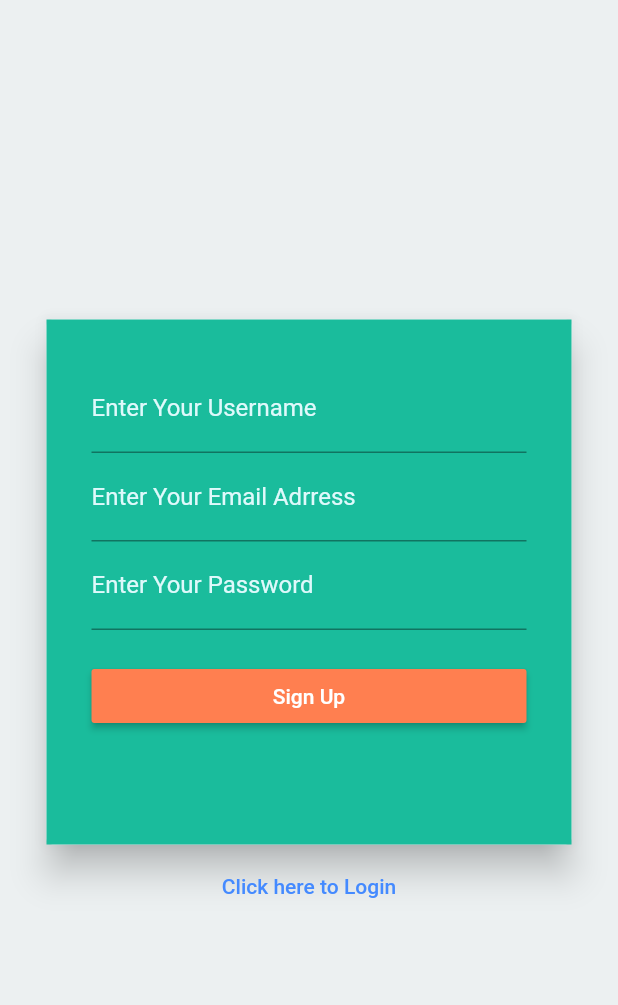
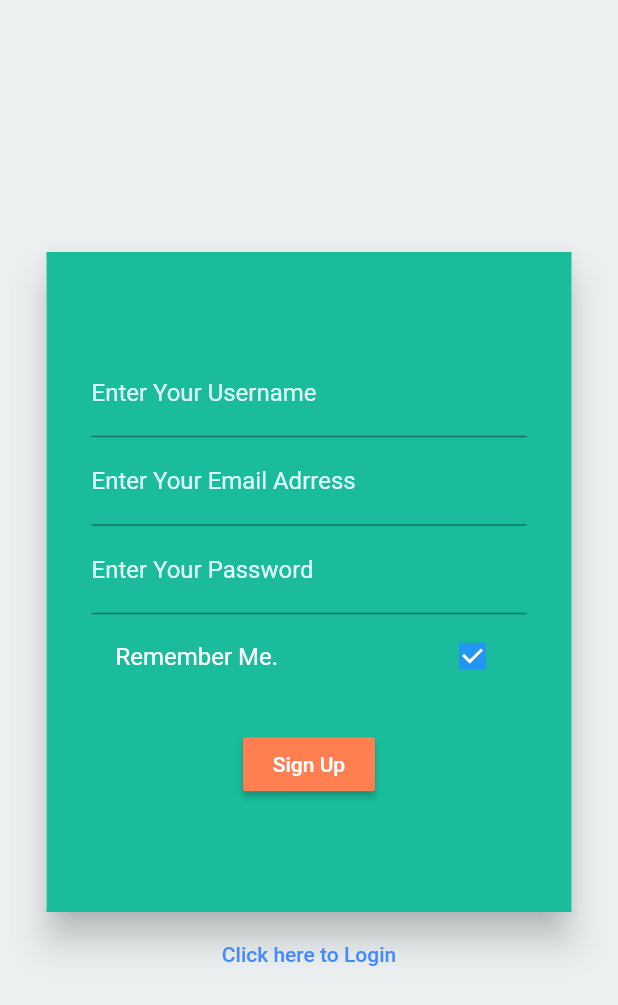
Before and after one commit to gat786/QuizAppNew, a Flutter app: the AskName screen opened directly, on a phone screen of 412 x 824 dp. Shown: the top 1005 px of the screen. Run offline on Flutter 3.47's test engine with Material 2 defaults, Android fonts, the phone set to English and light mode, and no system bars; our stand-ins replace html_unescape, shared_preferences, sqflite; missing offline and left inert: audioplayer; accounts and stored records are empty; network calls fail.

Commit message:
made great again

```diff
--- a/lib/pages/ask_name.dart
+++ b/lib/pages/ask_name.dart
@@ -5,6 +5,7 @@ import '../web_service/authenticate.dart';
 import 'package:quiz/util/shared_preferences.dart';
 
 var isLoading=false;
+bool rememberDetails=true;
 class AskName extends StatefulWidget{
 
   AskName(){
@@ -29,6 +30,7 @@ class AskNameState extends State<AskName>{
       super.initState();
 
     }
+
   @override
     Widget build(BuildContext context) {
 
@@ -36,10 +38,18 @@ class AskNameState extends State<AskName>{
       var labelColor=Color.fromRGBO(223, 249, 251, 1.0);
       // TODO: implement build
 
+      Widget checkBox = new CheckboxListTile(
+        title: new Text("Remember Me.",style: TextStyle(color: Colors.white),),
+        value: rememberDetails,
+        onChanged: ((bool value){
+          this.setState(()=>rememberDetails=value);
+        }),
+      );
+
       var formToFill=new Form(
         key: _formKey,
-            child: new ListView(
-
+            child: new Column(
+              mainAxisAlignment: MainAxisAlignment.center,
               children: <Widget>[
 
                 new TextFormField(
@@ -92,6 +102,8 @@ class AskNameState extends State<AskName>{
                   },
                 ),
 
+                checkBox,
+
                 Builder(
                   builder: (BuildContext context){
                     return new Container(
@@ -105,7 +117,8 @@ class AskNameState extends State<AskName>{
                       this.setState((){  isLoading=true;});
                       registerUser(_username.text, _email.text, _password.text).then((String result){
                         if (result=="true"){
-                          saveUserRegistrationDetails(_username.text, _password.text, _email.text);
+                          if (rememberDetails==true)
+                            saveUserRegistrationDetails(_username.text, _password.text, _email.text);
                           Scaffold.of(context).showSnackBar(SnackBar(content: new Text("Registeration Successfull Try Login"),));
                           this.setState((){  isLoading=false;});
                         }
@@ -160,10 +173,10 @@ class AskNameState extends State<AskName>{
                     child:  new Container(
 
                       width: 350.0,
-                      height: 350.0,
+                      height: 440.0,
                       color: Color.fromRGBO(26, 188, 156, 1.0),
                       child: new Padding(
-                        padding: EdgeInsets.fromLTRB(30.0, 30.0, 30.0, 30.0),
+                        padding: EdgeInsets.fromLTRB(30.0, 0.0, 30.0, 0.0),
                         child: formToFill
                       ),
                     ),
--- a/lib/pages/quiz_page.dart
+++ b/lib/pages/quiz_page.dart
@@ -127,8 +127,7 @@ String questionText;
   void handleAnswer(bool userAnswer){
     counter=counter+1;
     bool corrAnswer;
-    (singleAnswerQuestion.answer=="true")?corrAnswer=true:corrAnswer=false;
-
+    (singleAnswerQuestion.answer=="True")?corrAnswer=true:corrAnswer=false;
     if (userAnswer==corrAnswer){
       result=true;
     }
```
Also changed, not shown: lib/pages/login_page.dart (+22 -11 lines), lib/pages/options.dart (+24 -1 lines), lib/util/shared_preferences.dart (+8 -0 lines), 6 other files.
